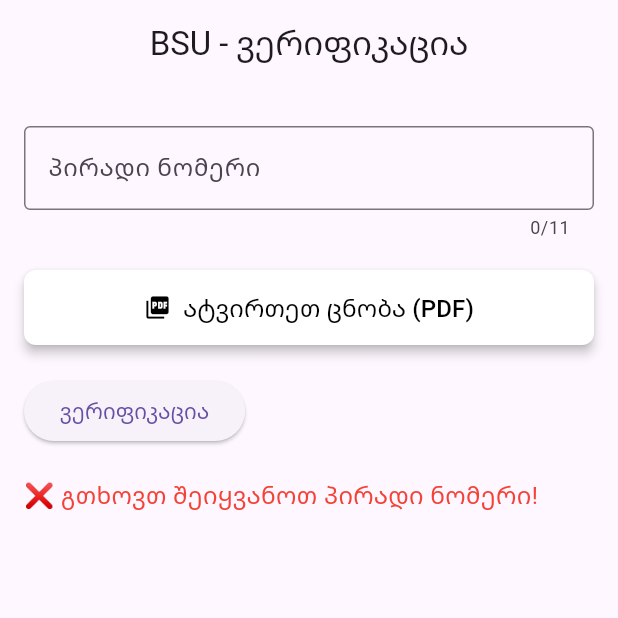
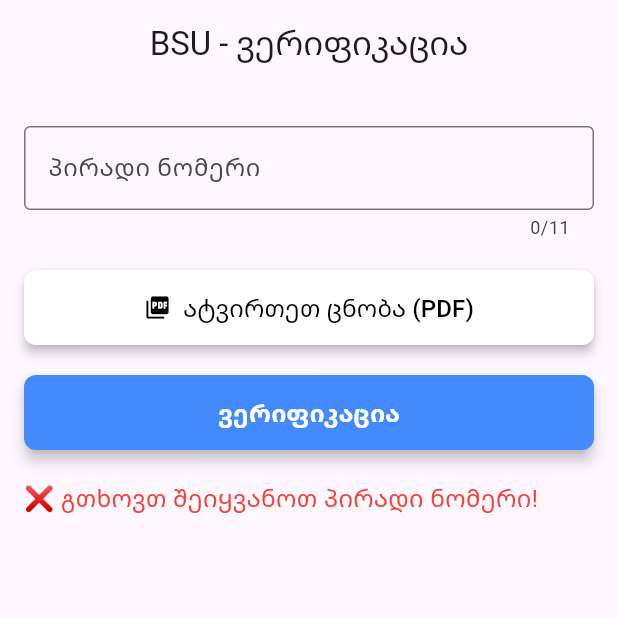
Before and after one commit to DAVITtheDev7/student_verify, a Flutter app: the screen it shows after launch, after a tap on "ვერიფიკაცია", on a phone screen of 412 x 824 dp, the top half of it. Run offline on Flutter 3.47's test engine with Material 3 defaults, Android fonts, the light colour scheme and no system bars; our stand-ins replace file_picker; missing offline and left inert: read_pdf_text.

Commit message:
last version

```diff
--- a/lib/main.dart
+++ b/lib/main.dart
@@ -1,5 +1,5 @@
+import 'package:bsu_verification/pages/home_page.dart';
 import 'package:flutter/material.dart';
-import 'package:student_verify/pages/home_page.dart';
 
 void main() {
   runApp(const MyApp());
--- a/lib/pages/home_page.dart
+++ b/lib/pages/home_page.dart
@@ -1,6 +1,6 @@
 import 'dart:io';
+import 'package:bsu_verification/verification/student_verify.dart';
 import 'package:flutter/material.dart';
-import 'package:student_verify/verification/student_verify.dart';
 
 class HomePage extends StatefulWidget {
   const HomePage({super.key});
@@ -28,6 +28,16 @@
         _result = "❌ გთხოვთ შეიყვანოთ პირადი ნომერი!";
       });
       return;
+    } else if (_idController.text.trim().length != 11) {
+      setState(() {
+        _result = "❌ პირადი ნომერი უნდა შედგებოდეს 11 ციფრისგან!";
+      });
+      return;
+    } else if (_idController.text.trim().contains(RegExp(r'[^\d]'))) {
+      setState(() {
+        _result = "❌ პირადი ნომერი უნდა შეიცავდეს მხოლოდ ციფრებს!";
+      });
+      return;
     }
 
     if (_pdfFile == null) {
@@ -40,14 +50,36 @@
     setState(() {
       _result = "⏳ გთხოვთ დაელოდოთ...";
     });
+
+    final pdfText = await StudentVerify.readPdfText(_pdfFile!);
+    if (pdfText == null) {
+      setState(() {
+        _result = "❌ PDF ფაილის ტექსტის წაკითხვა ვერ მოხერხდა!";
+      });
+      return;
+    }
+    bool validity = StudentVerify.isPdfValid(pdfText);
+
+    if (!validity) {
+      setState(() {
+        _result = "❌ ატვირთული ცნობა არ არის ვალიდური!";
+      });
+      return;
+    }
+
     final result = await StudentVerify.verifyStudentFromPdf(
       localPdf: _pdfFile!,
       id: _idController.text.trim(),
     );
-
     if (result["success"]) {
+      final pdfText = await StudentVerify.readPdfText(_pdfFile!);
+      final data = StudentVerify.extractStudentData(pdfText!);
       setState(() {
-        _result = "✅ ვერიფიკაცია წარმატებულია!";
+        _result =
+            "სახელი: ${data['name'] ?? '-'}\n"
+            "პირადი ნომერი: ${data['id'] ?? '-'}\n"
+            "დაბადების თარიღი: ${data['birthday'] ?? '-'}\n\n"
+            "✅ ვერიფიკაცია წარმატებულია!";
       });
     } else {
       setState(() {
@@ -107,8 +139,25 @@
               const SizedBox(height: 20),
               ElevatedButton(
                 onPressed: _verifyStudent,
-                child: const Text("ვერიფიკაცია"),
+                style: ElevatedButton.styleFrom(
+                  minimumSize: const Size(double.infinity, 50), // full width
+                  backgroundColor: Colors.blueAccent, // primary color
+                  shape: RoundedRectangleBorder(
+                    borderRadius: BorderRadius.circular(8),
+                  ),
+                  elevation: 4,
+                  padding: const EdgeInsets.symmetric(horizontal: 16),
+                ),
+                child: const Text(
+                  "ვერიფიკაცია",
+                  style: TextStyle(
+                    fontSize: 16,
+                    fontWeight: FontWeight.w600,
+                    color: Colors.white,
+                  ),
+                ),
               ),
+
               const SizedBox(height: 20),
               Text(
                 _result,
--- a/pubspec.yaml
+++ b/pubspec.yaml
@@ -1,4 +1,4 @@
-name: student_verify
+name: 'bsu_verification'
 description: "A new Flutter project."
 # The following line prevents the package from being accidentally published to
 # pub.dev using `flutter pub publish`. This is preferred for private packages.
```
Also changed, not shown: lib/verification/student_verify.dart (+32 -0 lines), 1 other file.
